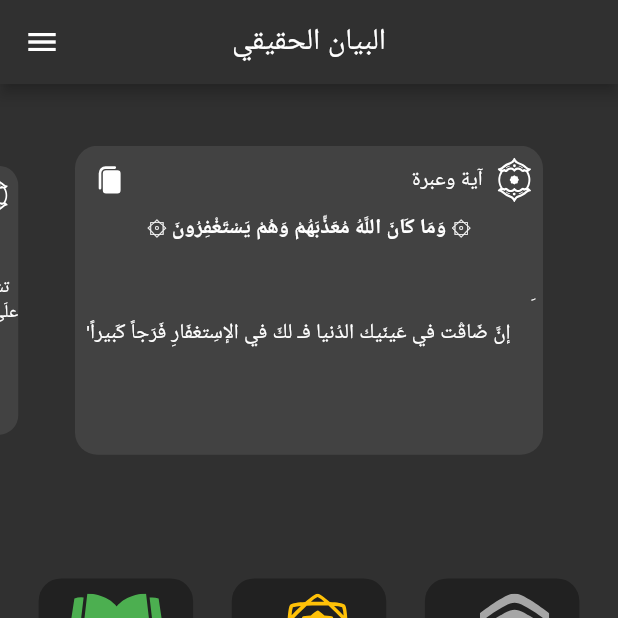
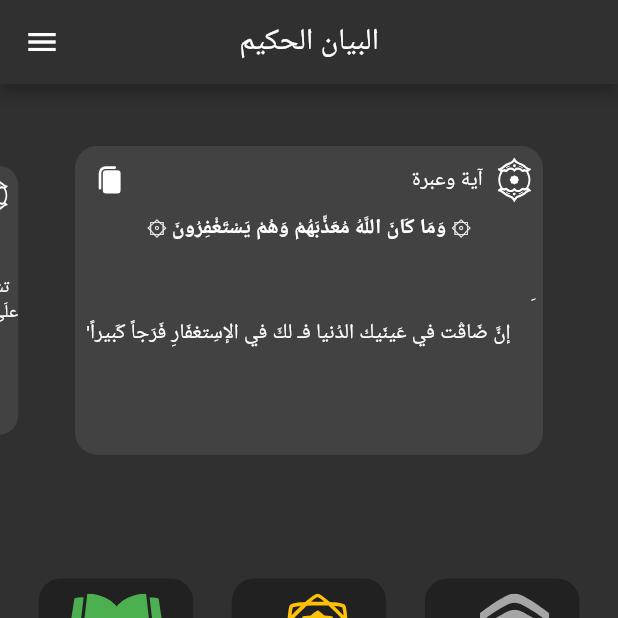
Before and after one commit to amjed60/Holy-Quran, a Flutter app: the screen it shows after launch, on a phone screen of 412 x 824 dp, the top half of it. Run offline on Flutter 3.47's test engine with Material 2 defaults, Android fonts, the phone set to English and light mode, and no system bars; drawn by our look-alikes of carousel_slider; our stand-ins replace flutter_svg, native_pdf_view, shared_preferences; missing offline and left inert: a package.

```diff
--- a/lib/builder/SurahViewBuilder.dart
+++ b/lib/builder/SurahViewBuilder.dart
@@ -11,7 +11,7 @@ import '../widget/Bookmark.dart';
 
 
 class SurahViewBuilder extends StatefulWidget {
-  SurahViewBuilder({Key key, @required this.pages}) : super(key: key);
+  SurahViewBuilder({ @required this.pages}) ;
   final int pages;
 
   @override
--- a/lib/main.dart
+++ b/lib/main.dart
@@ -1,3 +1,4 @@
+// @dart=2.9
 import 'package:flutter/material.dart';
 import 'package:quran/screen/SplashScreen.dart';
 import 'package:quran/screen/home.dart';
--- a/lib/screen/home.dart
+++ b/lib/screen/home.dart
@@ -28,7 +28,7 @@ class _HomeState extends State<Home> {
            appBar: AppBar(
             backgroundColor: Colors.grey[850],
             centerTitle: true,
-            title:Text("البيان الحقيقي",style: TextStyle(color:Colors.white ,fontSize: 20),),),
+            title:Text("البيان الحكيم",style: TextStyle(color:Colors.white ,fontSize: 20),),),
               drawer: MyDrawer( ),
       body:
      Directionality(
--- a/pubspec.yaml
+++ b/pubspec.yaml
@@ -11,7 +11,7 @@ description: A new Flutter application.
 # In iOS, build-name is used as CFBundleShortVersionString while build-number used as CFBundleVersion.
 # Read more about iOS versioning at
 # https://developer.apple.com/library/archive/documentation/General/Reference/InfoPlistKeyReference/Articles/CoreFoundationKeys.html
-version: 1.0.0+2
+version: 1.0.0+3
 
 environment:
   sdk: ">=2.2.0 <3.0.0"
@@ -28,6 +28,7 @@ dependencies:
   #url_launcher: ^6.0.12
   #whatsapp_unilink: ^2.0.0
   native_pdf_view: ^2.1.1
+  #pdfx:
   change_app_package_name: ^0.1.3
 
  # device_info: #^0.4.1+4
```
Also changed, not shown: lib/builder/SurahListBuilder.dart (+5 -5 lines), pubspec.lock, 3 other files.
